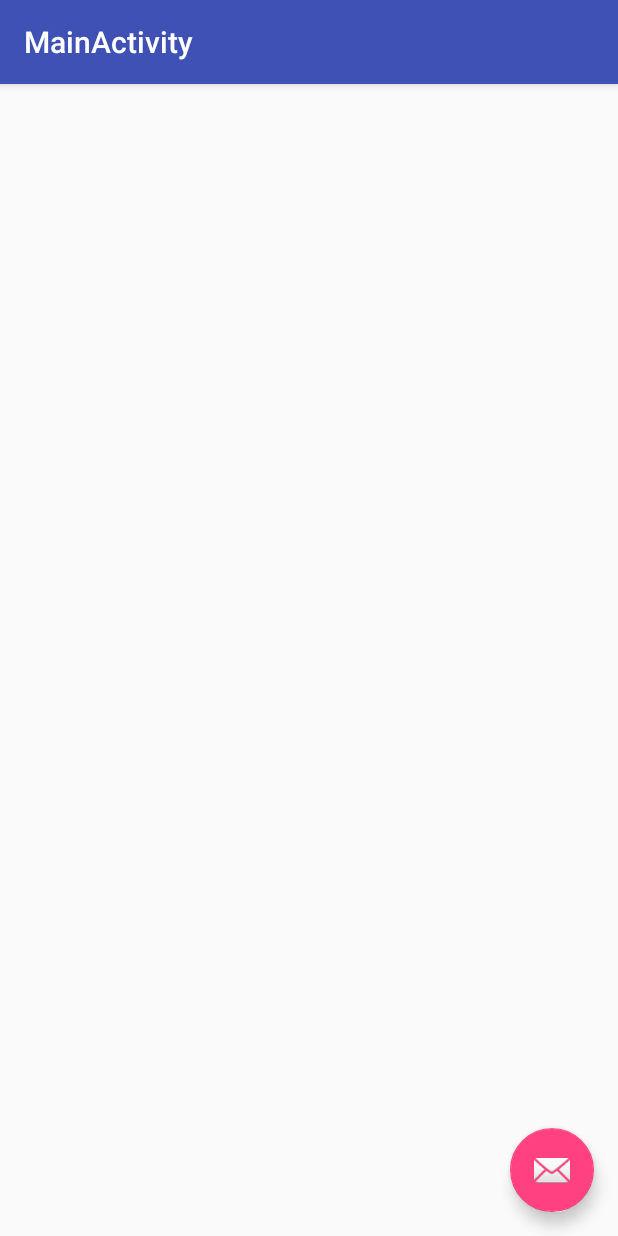
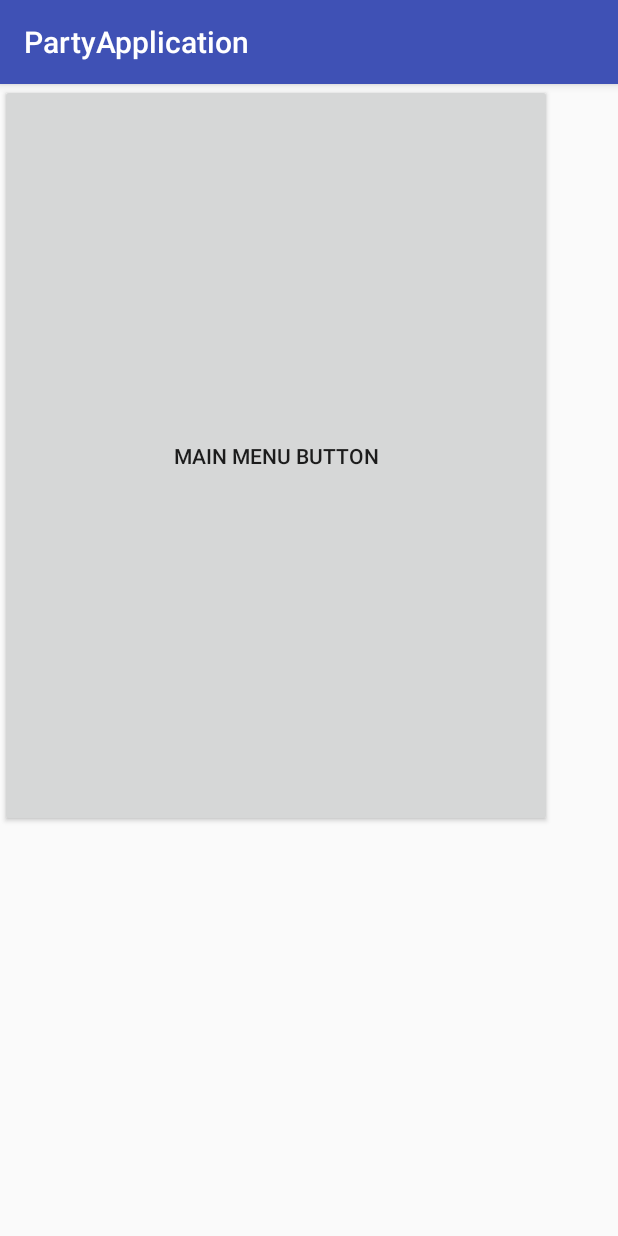
Before and after one commit to siffer2/PartyApplication, an Android app: the screen it shows after launch (MainActivity before the commit, MainMenuActivity after it), on a phone screen of 412 x 824 dp. Run offline under Robolectric (Android 15) with nearby library versions, the phone set to English and light mode, and no system bars.

```diff
--- /dev/null
+++ b/app/src/main/java/com/example/user/partyapplication/MainMenuActivity.java
@@ -0,0 +1,30 @@
+package com.example.user.partyapplication;
+
+import android.support.v7.app.AppCompatActivity;
+import android.os.Bundle;
+import android.util.Log;
+import android.view.View;
+
+public class MainMenuActivity extends UpdatableActivity {
+
+    //UpdaterApplication app = (UpdaterApplication)getApplication();
+
+
+    @Override
+    protected void onCreate(Bundle savedInstanceState) {
+        super.onCreate(savedInstanceState);
+        setContentView(R.layout.activity_main_menu);
+    }
+
+    public void startGame(View view){
+        Log.d("bammelam","Spillet er startet");
+        app.getGame().BeginGame();
+        nextActivity();
+        //finish();
+    }
+
+    @Override
+    public void updateActivity() {
+
+    }
+}
--- a/app/src/main/java/com/example/user/partyapplication/UpdaterApplication.java
+++ b/app/src/main/java/com/example/user/partyapplication/UpdaterApplication.java
@@ -9,12 +9,19 @@ import android.util.Log;
 public class UpdaterApplication extends Application
 {
     private UpdatableActivity currentActivity = null;
+    public static Game game = new Game();
 
+    public synchronized Game getGame(){
+        return game;
+    }
     public synchronized void setUpdatable(UpdatableActivity updatable) {
         this.currentActivity = updatable;
-        Log.d("TAG3", currentActivity.string);
+        //Log.d("TAG3", currentActivity.string);
     }
 
+    public synchronized UpdatableActivity getUpdatable(){
+        return currentActivity;
+    }
     private synchronized void updateCurrentActivity() {
         if (currentActivity != null)
             currentActivity.updateActivityFromBgThread();
--- /dev/null
+++ b/app/src/main/res/layout/activity_main_menu.xml
@@ -0,0 +1,29 @@
+<?xml version="1.0" encoding="utf-8"?>
+<android.support.constraint.ConstraintLayout xmlns:android="http://schemas.android.com/apk/res/android"
+    xmlns:app="http://schemas.android.com/apk/res-auto"
+    xmlns:tools="http://schemas.android.com/tools"
+    android:layout_width="match_parent"
+    android:layout_height="match_parent"
+    tools:context="com.example.user.partyapplication.MainActivity">
+
+    <LinearLayout
+        android:id="@+id/linearLayout1"
+        android:layout_width="368dp"
+        android:layout_height="495dp"
+        android:orientation="horizontal"
+        android:layout_weight="0"
+        tools:layout_editor_absoluteY="8dp"
+        tools:layout_editor_absoluteX="8dp">
+
+        <Button
+            android:id="@+id/button7"
+            android:layout_width="match_parent"
+            android:layout_height="match_parent"
+            android:layout_weight="0"
+            android:text="Main Menu Button"
+            android:onClick="startGame"
+            />
+
+    </LinearLayout>
+
+</android.support.constraint.ConstraintLayout>
```
Also changed, not shown: app/src/main/AndroidManifest.xml (+17 -0 lines), app/src/main/java/com/example/user/partyapplication/Game.java (added, +71 -0 lines), app/src/main/java/com/example/user/partyapplication/GameActivity.java (added, +26 -0 lines), app/src/main/java/com/example/user/partyapplication/UpdatableActivity.java (+39 -2 lines), app/src/main/res/layout/activity_game.xml (added, +29 -0 lines).
